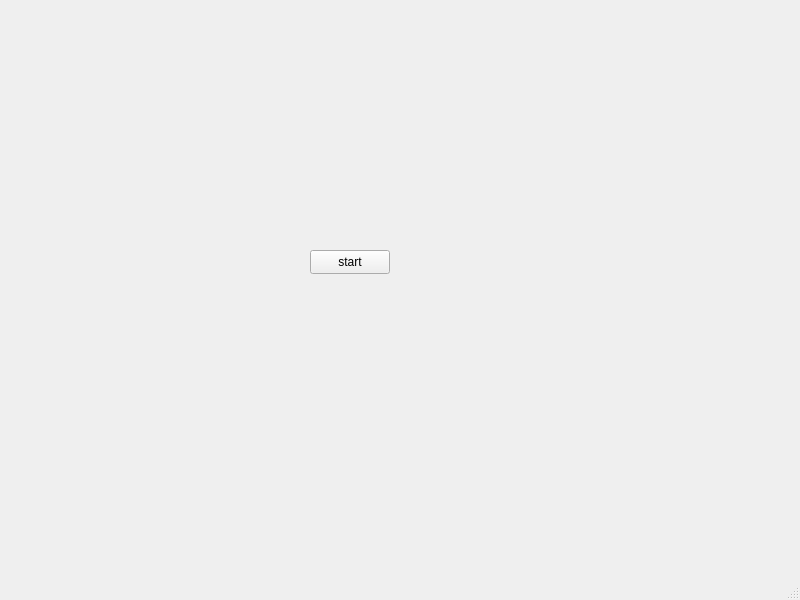
First picture: the form in mainwindow.ui, repository frutabruta/GolemioTransferBoardsTester, before the edit.
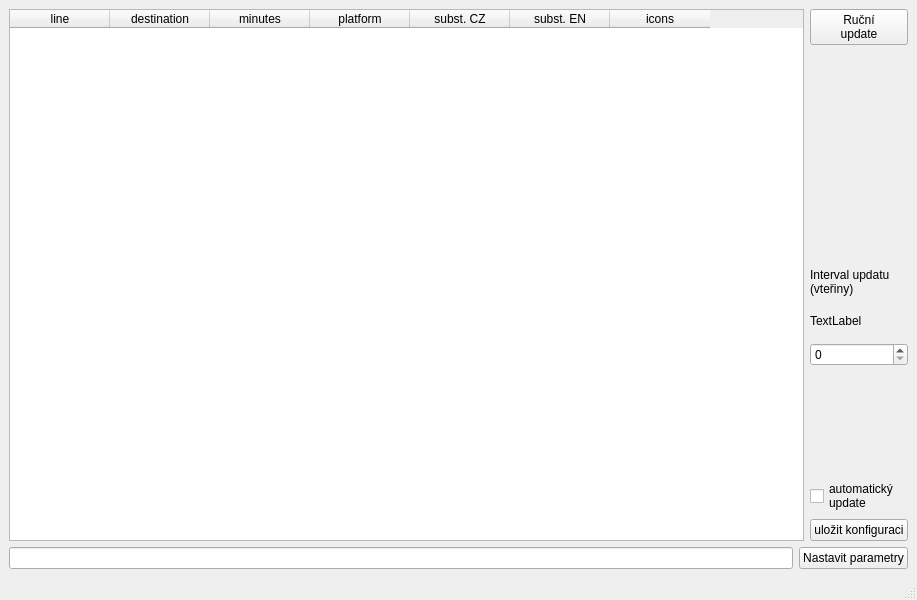
Second picture: the form after the edit.

Diff of the .ui file:
```diff
--- a/mainwindow.ui
+++ b/mainwindow.ui
@@ -6,7 +6,7 @@
    <rect>
     <x>0</x>
     <y>0</y>
-    <width>800</width>
+    <width>917</width>
     <height>600</height>
    </rect>
   </property>
@@ -17,19 +17,102 @@
    <string>GolemioTransferBoardsTester</string>
   </property>
   <widget class="QWidget" name="centralwidget">
-   <widget class="QPushButton" name="pushButton_getData">
-    <property name="geometry">
-     <rect>
-      <x>310</x>
-      <y>250</y>
-      <width>80</width>
-      <height>24</height>
-     </rect>
-    </property>
-    <property name="text">
-     <string>start</string>
-    </property>
-   </widget>
+   <layout class="QGridLayout" name="gridLayout">
+    <item row="6" column="2">
+     <widget class="QPushButton" name="pushButton_saveConfig">
+      <property name="text">
+       <string>uložit konfiguraci</string>
+      </property>
+     </widget>
+    </item>
+    <item row="7" column="0">
+     <widget class="QLineEdit" name="lineEdit_parameters"/>
+    </item>
+    <item row="5" column="2">
+     <widget class="QCheckBox" name="checkBox_autoUpdate">
+      <property name="text">
+       <string>automatický
+update</string>
+      </property>
+     </widget>
+    </item>
+    <item row="0" column="2">
+     <widget class="QPushButton" name="pushButton_getData">
+      <property name="text">
+       <string>Ruční
+update</string>
+      </property>
+     </widget>
+    </item>
+    <item row="0" column="0" rowspan="7" colspan="2">
+     <widget class="QTableWidget" name="tableWidget_departures">
+      <column>
+       <property name="text">
+        <string>line</string>
+       </property>
+      </column>
+      <column>
+       <property name="text">
+        <string>destination</string>
+       </property>
+      </column>
+      <column>
+       <property name="text">
+        <string>minutes</string>
+       </property>
+      </column>
+      <column>
+       <property name="text">
+        <string>platform</string>
+       </property>
+      </column>
+      <column>
+       <property name="text">
+        <string>subst. CZ</string>
+       </property>
+      </column>
+      <column>
+       <property name="text">
+        <string>subst. EN</string>
+       </property>
+      </column>
+      <column>
+       <property name="text">
+        <string>icons</string>
+       </property>
+      </column>
+     </widget>
+    </item>
+    <item row="7" column="1" colspan="2">
+     <widget class="QPushButton" name="pushButton_setParameters">
+      <property name="text">
+       <string>Nastavit parametry</string>
+      </property>
+     </widget>
+    </item>
+    <item row="3" column="2">
+     <layout class="QVBoxLayout" name="verticalLayout">
+      <item>
+       <widget class="QLabel" name="label">
+        <property name="text">
+         <string>Interval updatu
+(vteřiny)</string>
+        </property>
+       </widget>
+      </item>
+      <item>
+       <widget class="QLabel" name="label_CountDown">
+        <property name="text">
+         <string>TextLabel</string>
+        </property>
+       </widget>
+      </item>
+      <item>
+       <widget class="QSpinBox" name="spinBox_timeout"/>
+      </item>
+     </layout>
+    </item>
+   </layout>
   </widget>
   <widget class="QMenuBar" name="menubar">
    <property name="geometry">
```
Left out of the diff: 2 changed lines with no effect on the pictures.
